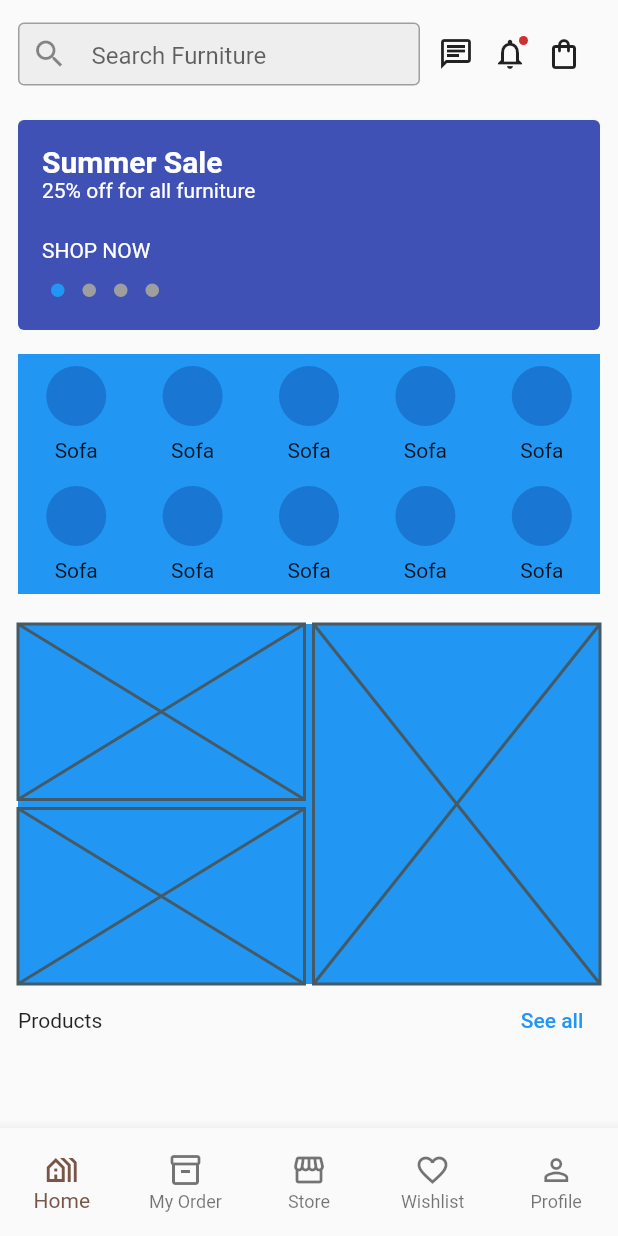
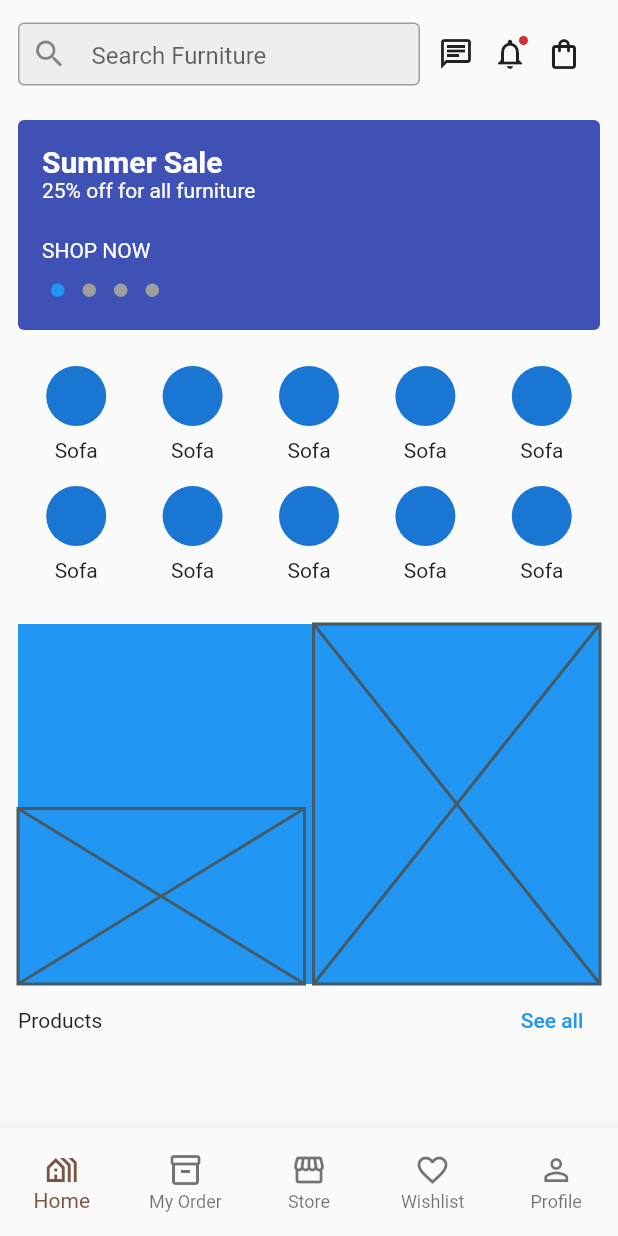
Before and after one commit to JAICHANGPARK/flutter_notebook_chapter_30, a Flutter app: the FurnitureMainPage screen opened directly, on a phone screen of 412 x 824 dp. Run offline on Flutter 3.47's test engine with Material 2 defaults, Android fonts, the phone set to English and light mode, and no system bars; drawn by our look-alikes of dots_indicator.

Commit message:
Update furniture_main_page.dart

```diff
--- a/lib/ep1505_furniture_store_app/view/furniture_main_page.dart
+++ b/lib/ep1505_furniture_store_app/view/furniture_main_page.dart
@@ -109,7 +109,7 @@ class _FurnitureMainPageState extends State<FurnitureMainPage> {
                         margin: const EdgeInsets.symmetric(vertical: 8),
                         height: 160,
                         decoration: const BoxDecoration(
-                          color: Colors.blue,
+
                         ),
                         child: Column(
                           children: [
@@ -119,7 +119,7 @@ class _FurnitureMainPageState extends State<FurnitureMainPage> {
                                   Expanded(
                                       child: Column(
                                     mainAxisAlignment: MainAxisAlignment.center,
-                                    children: [
+                                    children: const [
                                       CircleAvatar(),
                                       SizedBox(
                                         height: 8,
@@ -130,7 +130,7 @@ class _FurnitureMainPageState extends State<FurnitureMainPage> {
                                   Expanded(
                                       child: Column(
                                         mainAxisAlignment: MainAxisAlignment.center,
-                                        children: [
+                                        children: const [
                                           CircleAvatar(),
                                           SizedBox(
                                             height: 8,
@@ -141,7 +141,7 @@ class _FurnitureMainPageState extends State<FurnitureMainPage> {
                                   Expanded(
                                       child: Column(
                                         mainAxisAlignment: MainAxisAlignment.center,
-                                        children: [
+                                        children: const [
                                           CircleAvatar(),
                                           SizedBox(
                                             height: 8,
@@ -152,7 +152,7 @@ class _FurnitureMainPageState extends State<FurnitureMainPage> {
                                   Expanded(
                                       child: Column(
                                         mainAxisAlignment: MainAxisAlignment.center,
-                                        children: [
+                                        children: const [
                                           CircleAvatar(),
                                           SizedBox(
                                             height: 8,
@@ -163,7 +163,7 @@ class _FurnitureMainPageState extends State<FurnitureMainPage> {
                                   Expanded(
                                       child: Column(
                                         mainAxisAlignment: MainAxisAlignment.center,
-                                        children: [
+                                        children: const [
                                           CircleAvatar(),
                                           SizedBox(
                                             height: 8,
@@ -180,7 +180,7 @@ class _FurnitureMainPageState extends State<FurnitureMainPage> {
                                   Expanded(
                                       child: Column(
                                         mainAxisAlignment: MainAxisAlignment.center,
-                                        children: [
+                                        children: const [
                                           CircleAvatar(),
                                           SizedBox(
                                             height: 8,
@@ -191,7 +191,7 @@ class _FurnitureMainPageState extends State<FurnitureMainPage> {
                                   Expanded(
                                       child: Column(
                                         mainAxisAlignment: MainAxisAlignment.center,
-                                        children: [
+                                        children: const [
                                           CircleAvatar(),
                                           SizedBox(
                                             height: 8,
@@ -202,7 +202,7 @@ class _FurnitureMainPageState extends State<FurnitureMainPage> {
                                   Expanded(
                                       child: Column(
                                         mainAxisAlignment: MainAxisAlignment.center,
-                                        children: [
+                                        children: const [
                                           CircleAvatar(),
                                           SizedBox(
                                             height: 8,
@@ -213,7 +213,7 @@ class _FurnitureMainPageState extends State<FurnitureMainPage> {
                                   Expanded(
                                       child: Column(
                                         mainAxisAlignment: MainAxisAlignment.center,
-                                        children: [
+                                        children: const [
                                           CircleAvatar(),
                                           SizedBox(
                                             height: 8,
@@ -224,7 +224,7 @@ class _FurnitureMainPageState extends State<FurnitureMainPage> {
                                   Expanded(
                                       child: Column(
                                         mainAxisAlignment: MainAxisAlignment.center,
-                                        children: [
+                                        children: const [
                                           CircleAvatar(),
                                           SizedBox(
                                             height: 8,
@@ -250,8 +250,8 @@ class _FurnitureMainPageState extends State<FurnitureMainPage> {
                           children: [
                             Expanded(
                               child: Column(
-                                children: const [
-                                  Expanded(child: Placeholder()),
+                                children:  [
+                                  Expanded(child: Container()),
                                   SizedBox(
                                     height: 6,
                                   ),
```
